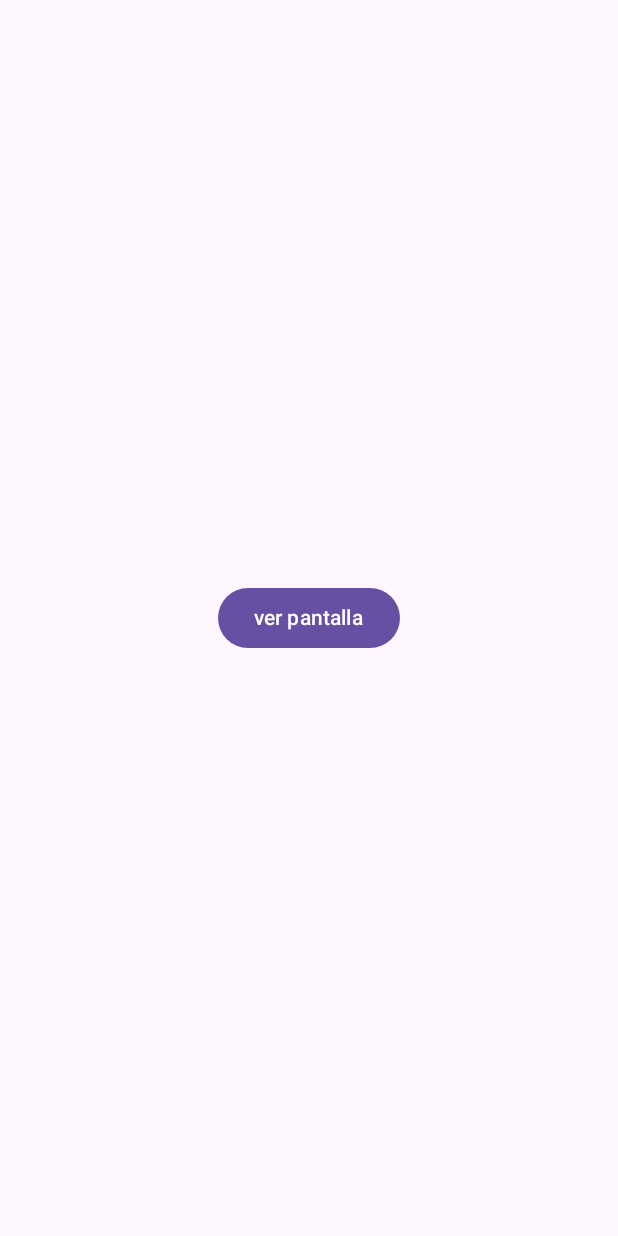
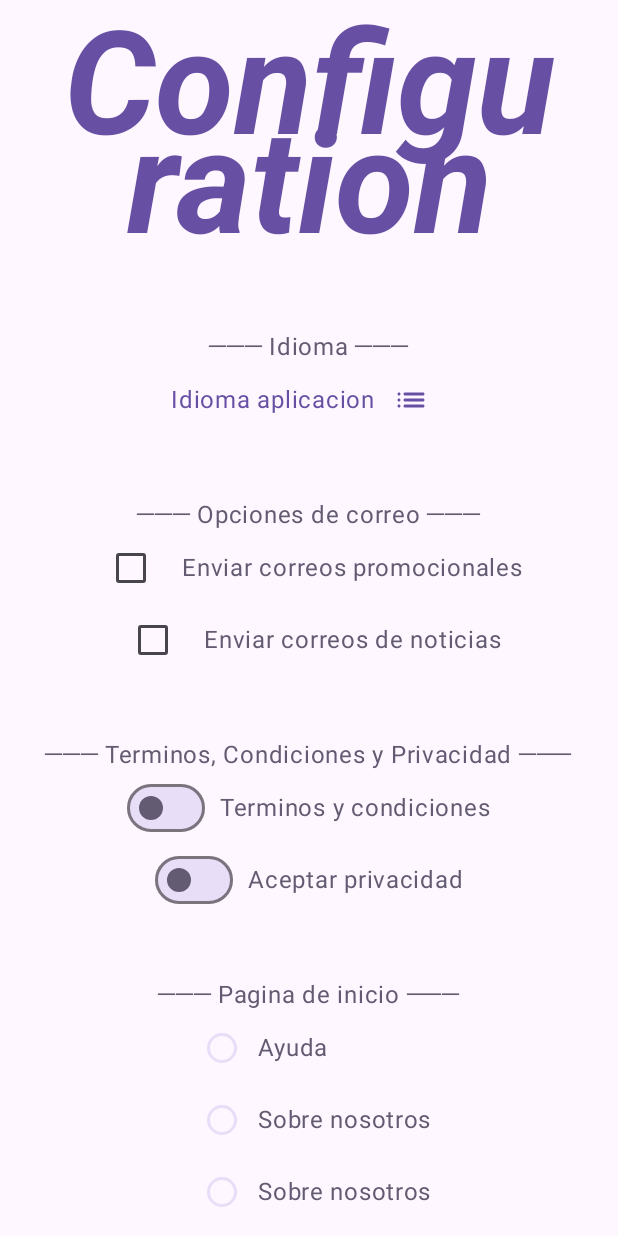
Before and after one commit to Adricarmona/ProyectoMoviles, an Android app built with Jetpack Compose: the screen it shows after launch (MainActivity), on a phone screen of 412 x 824 dp. Run offline under Robolectric (Android 15) with nearby library versions, the light colour scheme and no system bars.

Commit message:
paginacion moviles
falta los string y evidentente hacer las cosas funcionar pero tiempo al tiempo

```diff
--- a/app/src/main/java/com/example/proyectomoviles/AcercaDe.kt
+++ b/app/src/main/java/com/example/proyectomoviles/AcercaDe.kt
@@ -60,7 +60,8 @@ fun AcercaDe() {
                 TipografiaTitulo.bodyLarge
             )
             TextoNormal(
-                context.getString(R.string.TrabajoDeMoviles)
+                context.getString(R.string.TrabajoDeMoviles),
+                Modifier.width(250.dp)
             )
 
             /// ESPACIO ENTRE TITULO Y TEXTO
@@ -72,13 +73,16 @@ fun AcercaDe() {
 
             // el quienes aparecemos en la aplicacion
             TextoNormal(
-                context.getString(R.string.AplicacionCreada)
+                context.getString(R.string.AplicacionCreada),
+                Modifier.width(250.dp)
             )
             TextoNormal(
-                "- Adrian Carmona"
+                "- Adrian Carmona",
+                Modifier.width(250.dp)
             )
             TextoNormal(
-                "- Hector Dominguez"
+                "- Hector Dominguez",
+                Modifier.width(250.dp)
             )
 
             Spacer(
--- a/app/src/main/java/com/example/proyectomoviles/Configuracion.kt
+++ b/app/src/main/java/com/example/proyectomoviles/Configuracion.kt
@@ -1,33 +1,57 @@
 package com.example.proyectomoviles
 
+import android.content.Context
 import android.content.res.Configuration
+import android.widget.Toast
 import androidx.compose.foundation.background
 import androidx.compose.foundation.layout.Arrangement
 import androidx.compose.foundation.layout.Column
 import androidx.compose.foundation.layout.Row
+import androidx.compose.foundation.layout.Spacer
 import androidx.compose.foundation.layout.fillMaxSize
+import androidx.compose.foundation.layout.height
 import androidx.compose.foundation.layout.width
+import androidx.compose.material.icons.Icons
+import androidx.compose.material.icons.rounded.List
+import androidx.compose.material3.Button
+import androidx.compose.material3.DropdownMenu
+import androidx.compose.material3.DropdownMenuItem
+import androidx.compose.material3.Icon
+import androidx.compose.material3.IconButton
 import androidx.compose.material3.MaterialTheme
 import androidx.compose.material3.RadioButton
+import androidx.compose.material3.RadioButtonColors
 import androidx.compose.material3.Text
 import androidx.compose.runtime.Composable
-import androidx.compose.runtime.getValue
+import androidx.compose.runtime.MutableState
 import androidx.compose.runtime.mutableStateOf
 import androidx.compose.runtime.remember
-import androidx.compose.runtime.setValue
 import androidx.compose.ui.Alignment
 import androidx.compose.ui.Modifier
 import androidx.compose.ui.platform.LocalContext
 import androidx.compose.ui.tooling.preview.Preview
 import androidx.compose.ui.unit.dp
+import com.example.proyectomoviles.ui.theme.CheckboxYTexto
 import com.example.proyectomoviles.ui.theme.EsteticaTitulo
 import com.example.proyectomoviles.ui.theme.TipografiaTitulo
-import com.example.proyectomoviles.ui.theme.RadioButonYTexto
+import com.example.proyectomoviles.ui.theme.SwitchYTexto
 
 @Composable
 fun configuracion() {
     val context = LocalContext.current
-    var notificaciones = remember { mutableStateOf(false) }
+
+    var subscribirseCorreosPromocionales = remember { mutableStateOf(false) }
+    var subscribirseCorreosNoticias = remember { mutableStateOf(false) }
+
+
+    var privacidad = remember { mutableStateOf(false) }
+    var terminosCondiciones = remember { mutableStateOf(false) }
+
+    var expandidoDropdownMenu = remember { mutableStateOf(false) }
+
+    var ayuda = remember { mutableStateOf(false) }
+    var sobreNosotros = remember { mutableStateOf(false) }
+    var configuracion = remember { mutableStateOf(false) }
 
     Column(
         modifier = Modifier
@@ -37,25 +61,124 @@ fun configuracion() {
         horizontalAlignment = Alignment.CenterHorizontally,
         )
     {
+        /*
+            Titulo
+         */
         EsteticaTitulo(
             context.getString(R.string.Configuracion),
             TipografiaTitulo.bodyLarge,
             Modifier.width(350.dp)
         )
-        RadioButonYTexto("Notificaciones",notificaciones)
 
+
+        /*
+            El dropdown menu de idioma
+         */
+        Spacer(modifier = Modifier.height(40.dp))
         Text(
-            text = "Subscribirse a correo"
+            text = "─── Idioma ───",
+            color = MaterialTheme.colorScheme.secondary,
         )
+        Row(
+            verticalAlignment = Alignment.CenterVertically,
+
+        ) {
+            Text(
+                text = "Idioma aplicacion",
+                color = MaterialTheme.colorScheme.primary)
+            IconButton(
+                onClick = {
+                    expandidoDropdownMenu.value = !expandidoDropdownMenu.value
+                }
+            ) {
+                Icon(
+                    Icons.Rounded.List,
+                    tint = MaterialTheme.colorScheme.primary,
+                    contentDescription = "Icono lista de idiomas"
+                )
+            }
+            DropdownMenu(
+                expanded = expandidoDropdownMenu.value,
+                onDismissRequest = {
+                    expandidoDropdownMenu.value = false
+                }
+            ) {
+                DropdownMenuItem(
+                    text = {Text("Idioma del sistema")},
+                    onClick = { toastAleatorio(context) }
+                )
+
+                DropdownMenuItem(
+                    text = {Text("Ingles")},
+                    onClick = { toastAleatorio(context) }
+                )
+
+                DropdownMenuItem(
+                    text = {Text("Español")},
+                    onClick = { toastAleatorio(context) }
+                )
+            }
+        }
+
+
+        /*
+            Enviar correos electronicos
+         */
+        Spacer(modifier = Modifier.height(40.dp))
         Text(
-            text = "enviar feedback"
+            text = "─── Opciones de correo ───",
+            color = MaterialTheme.colorScheme.secondary,
         )
+        CheckboxYTexto(
+            "Enviar correos promocionales",
+            subscribirseCorreosPromocionales
+        )
+        CheckboxYTexto(
+            "Enviar correos de noticias",
+            subscribirseCorreosNoticias
+        )
+
+        /*
+            Terminos, condiciones y privacidad
+         */
+        Spacer(modifier = Modifier.height(40.dp))
         Text(
-            text = "aceptar seguridad datos (swiches)"
+            text = "─── Terminos, Condiciones y Privacidad ───",
+            color = MaterialTheme.colorScheme.secondary,
         )
+        SwitchYTexto(
+            "Terminos y condiciones",
+            terminosCondiciones
+        )
+        SwitchYTexto(
+            "Aceptar privacidad",
+            privacidad
+        )
+
+        /*
+            Radio button para elegir la pagina de inicio
+         */
+        Spacer(modifier = Modifier.height(40.dp))
         Text(
-            text = "aceptar privacidad(swiches) si este y el otro se aceptan salta un toast sino otro"
+            text = "─── Pagina de inicio ───",
+            color = MaterialTheme.colorScheme.secondary,
         )
+
+        radioGroupASC(
+            ayuda,
+            sobreNosotros,
+            configuracion
+        )
+
+
+
+        /*
+            El boton de guardar
+         */
+        Spacer(modifier = Modifier.height(40.dp))
+        Button(onClick = {aceptaPrivacidad(context,terminosCondiciones.value, privacidad.value)}) {
+            Text("guardar")
+        }
     }
 }
 
@@ -67,3 +190,110 @@ fun previewConfiguracion() {
         configuracion()
     }
 }
+
+fun aceptaPrivacidad(context: Context,terminos: Boolean, privacidad: Boolean){
+    if (terminos == privacidad && terminos == true) {
+        Toast.makeText(context, "Aceptado correctamente ambos", Toast.LENGTH_LONG).show();
+    } else {
+        Toast.makeText(context, "Denegado ambos apartados", Toast.LENGTH_LONG).show();
+    }
+
+}
+
+fun toastAleatorio(context: Context){
+    Toast.makeText(context, "funciona el onClick", Toast.LENGTH_SHORT).show();
+}
+
+
+@Composable
+fun radioGroupASC(
+    ayuda: MutableState<Boolean>,
+    sobreNosotros: MutableState<Boolean>,
+    configuracion: MutableState<Boolean>
+){
+
+
+    ProyectoMovilesTheme {
+        Column {
+            /*
+                AYUDA
+             */
+            Row(
+                verticalAlignment = Alignment.CenterVertically,
+                horizontalArrangement = Arrangement.Center
+            ) {
+                RadioButton(
+                    selected = ayuda.value,
+                    onClick = { desSeleccionar(ayuda,sobreNosotros,configuracion); ayuda.value = !ayuda.value },
+                    colors = RadioButtonColors(
+                        selectedColor = MaterialTheme.colorScheme.primary,
+                        disabledSelectedColor = MaterialTheme.colorScheme.secondary,
+                        unselectedColor = MaterialTheme.colorScheme.secondaryContainer,
+                        disabledUnselectedColor = MaterialTheme.colorScheme.primaryContainer
+                    )
+                )
+                Text(
+                    text = "Ayuda",
+                    color = MaterialTheme.colorScheme.secondary,
+                )
+            }
+
+            /*
+                sobreNosotros
+             */
+            Row(
+                verticalAlignment = Alignment.CenterVertically,
+                horizontalArrangement = Arrangement.Center
+            ) {
+                RadioButton(
+                    selected = sobreNosotros.value,
+                    onClick = { desSeleccionar(ayuda,sobreNosotros,configuracion); sobreNosotros.value = !sobreNosotros.value },
+                    colors = RadioButtonColors(
+                        selectedColor = MaterialTheme.colorScheme.primary,
+                        disabledSelectedColor = MaterialTheme.colorScheme.secondary,
+                        unselectedColor = MaterialTheme.colorScheme.secondaryContainer,
+                        disabledUnselectedColor = MaterialTheme.colorScheme.primaryContainer
+                    )
+                )
+                Text(
+                    text = "Sobre nosotros",
+                    color = MaterialTheme.colorScheme.secondary,
+                )
+            }
+
+            /*
+                Configuracion
+            */
+            Row(
+                verticalAlignment = Alignment.CenterVertically,
+                horizontalArrangement = Arrangement.Center
+            ) {
+                RadioButton(
+                    selected = configuracion.value,
+                    onClick = { desSeleccionar(ayuda,sobreNosotros,configuracion); configuracion.value = !configuracion.value },
+                    colors = RadioButtonColors(
+                        selectedColor = MaterialTheme.colorScheme.primary,
+                        disabledSelectedColor = MaterialTheme.colorScheme.secondary,
+                        unselectedColor = MaterialTheme.colorScheme.secondaryContainer,
+                        disabledUnselectedColor = MaterialTheme.colorScheme.primaryContainer
+                    )
+                )
+                Text(
+                    text = "Sobre nosotros",
+                    color = MaterialTheme.colorScheme.secondary,
+                )
+            }
+        }
+    }
+}
+
+fun desSeleccionar(
+    ayuda: MutableState<Boolean>,
+    sobreNosotros: MutableState<Boolean>,
+    configuracion: MutableState<Boolean>
+)
+{
+    ayuda.value = false
+    sobreNosotros.value = false
+    configuracion.value = false
+}
--- a/app/src/main/java/com/example/proyectomoviles/MainActivity.kt
+++ b/app/src/main/java/com/example/proyectomoviles/MainActivity.kt
@@ -28,7 +28,7 @@ class MainActivity : ComponentActivity() {
         enableEdgeToEdge()
         setContent {
             ProyectoMovilesTheme {
-                botonPantalla()
+                configuracion()
             }
         }
     }
--- a/app/src/main/java/com/example/proyectomoviles/ui/theme/Usables.kt
+++ b/app/src/main/java/com/example/proyectomoviles/ui/theme/Usables.kt
@@ -1,12 +1,20 @@
 package com.example.proyectomoviles.ui.theme
 
 import android.R
+import android.content.Context
 import android.graphics.Paint
 import androidx.compose.foundation.layout.Arrangement
+import androidx.compose.foundation.layout.Column
 import androidx.compose.foundation.layout.Row
+import androidx.compose.foundation.layout.Spacer
+import androidx.compose.foundation.layout.padding
 import androidx.compose.foundation.layout.width
+import androidx.compose.material3.Checkbox
 import androidx.compose.material3.MaterialTheme
 import androidx.compose.material3.RadioButton
+import androidx.compose.material3.RadioButtonColors
+import androidx.compose.material3.Switch
+import androidx.compose.material3.SwitchDefaults
 import androidx.compose.material3.Text
 import androidx.compose.runtime.Composable
 import androidx.compose.runtime.MutableState
@@ -15,11 +23,13 @@ import androidx.compose.ui.Modifier
 import androidx.compose.ui.text.TextStyle
 import androidx.compose.ui.text.style.TextAlign
 import androidx.compose.ui.unit.dp
+import com.example.proyectomoviles.ProyectoMovilesTheme
 
 
 @Composable
 fun EsteticaTitulo(text: String, style: TextStyle, modifier: Modifier = Modifier.width(250.dp))
 {
+    ProyectoMovilesTheme {
         Text(
             text = text,
             color = MaterialTheme.colorScheme.primary,
@@ -27,31 +37,69 @@ fun EsteticaTitulo(text: String, style: TextStyle, modifier: Modifier = Modifier
             modifier = modifier
         )
     }
+}
 
 @Composable
-fun TextoNormal(text: String)
+fun TextoNormal(text: String, modifier: Modifier =Modifier.width(500.dp))
 {
+    ProyectoMovilesTheme {
         Text(
             text = text,
             color = MaterialTheme.colorScheme.secondary,
             textAlign = TextAlign.Center,
-        modifier = Modifier.width(250.dp)
+            modifier = modifier
         )
+    }
 }
 
 @Composable
-fun RadioButonYTexto(text: String, variable: MutableState<Boolean>)
+fun SwitchYTexto(text: String, variable: MutableState<Boolean>)
 {
+    ProyectoMovilesTheme {
         Row(
             verticalAlignment = Alignment.CenterVertically,
             horizontalArrangement = Arrangement.Center
         ) {
-        RadioButton(
-            selected = variable.value,
-            onClick = {variable.value = !variable.value},
+            Switch(
+                checked = variable.value,
+                onCheckedChange = { variable.value = it },
+                colors = SwitchDefaults.colors(
+                    checkedThumbColor = MaterialTheme.colorScheme.primary,
+                    checkedTrackColor = MaterialTheme.colorScheme.primaryContainer,
+                    uncheckedThumbColor = MaterialTheme.colorScheme.secondary,
+                    uncheckedTrackColor = MaterialTheme.colorScheme.secondaryContainer
+                )
+            )
+            Spacer(
+                modifier = Modifier.width(10.dp)
             )
             Text(
-            text = text
+                text = text,
+                color = MaterialTheme.colorScheme.secondary,
             )
         }
     }
+}
+
+@Composable
+fun CheckboxYTexto(text: String, variable: MutableState<Boolean>)
+{
+    ProyectoMovilesTheme {
+        Row(
+            verticalAlignment = Alignment.CenterVertically,
+            horizontalArrangement = Arrangement.Center
+        ) {
+            Checkbox(
+                checked = variable.value,
+                onCheckedChange = { variable.value = it }
+            )
+            Spacer(
+                modifier = Modifier.width(10.dp)
+            )
+            Text(
+                text = text,
+                color = MaterialTheme.colorScheme.secondary,
+            )
+        }
+    }
+}
```
Also changed, not shown: app/src/main/res/drawable/bokeron_javi.jpg (added), app/src/main/res/drawable/fondo.jpg (added). Lines whose indentation alone changed are shown as unchanged.
